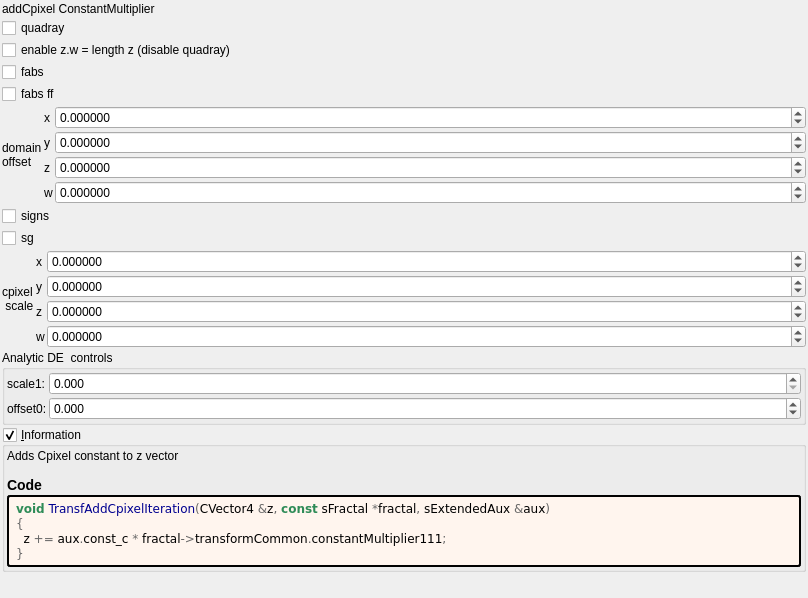
Qt form mandelbulber2/formula/ui/transf_add_cpixel4d.ui (buddhi1980/mandelbulber2) before a commit.
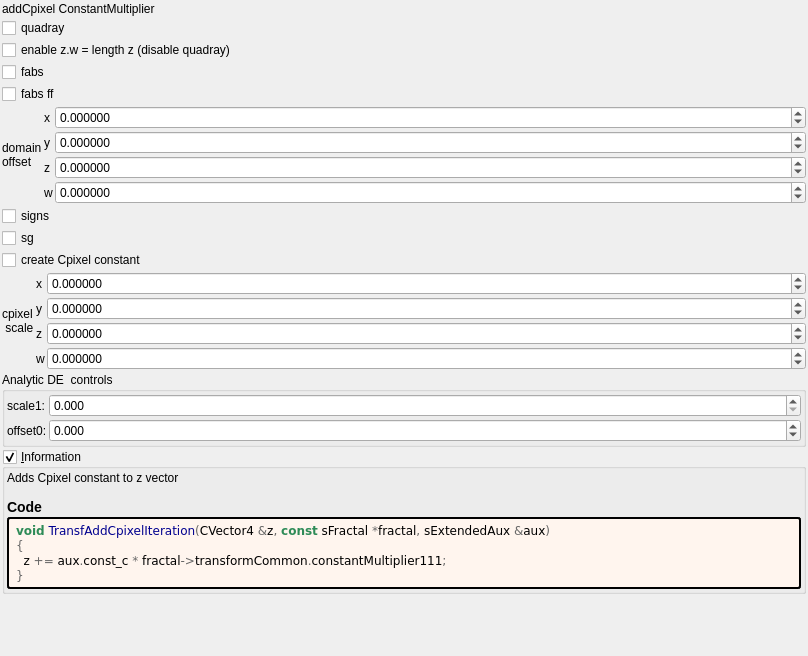
The same form after that commit. Custom widgets are drawn as their Qt base class.

What changed in the file:
```diff
--- a/mandelbulber2/formula/ui/transf_add_cpixel4d.ui
+++ b/mandelbulber2/formula/ui/transf_add_cpixel4d.ui
@@ -7,7 +7,7 @@
     <x>0</x>
     <y>0</y>
     <width>808</width>
-    <height>598</height>
+    <height>656</height>
    </rect>
   </property>
   <property name="windowTitle">
@@ -236,6 +236,13 @@
      </property>
     </widget>
    </item>
+   <item>
+    <widget class="MyCheckBox" name="checkBox_transf_addCpixel_enabled_false">
+     <property name="text">
+      <string>create Cpixel constant</string>
+     </property>
+    </widget>
+   </item>
    <item>
     <layout class="QGridLayout" name="gridLayout_47" columnstretch="0,0,2">
      <property name="spacing">
```
